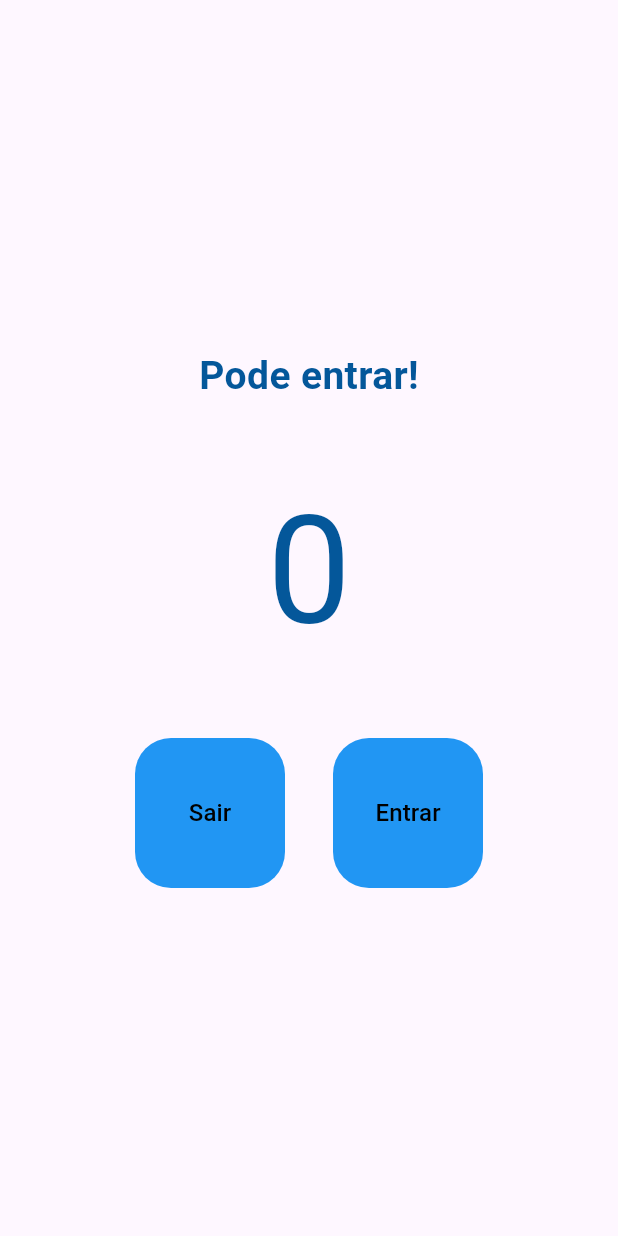
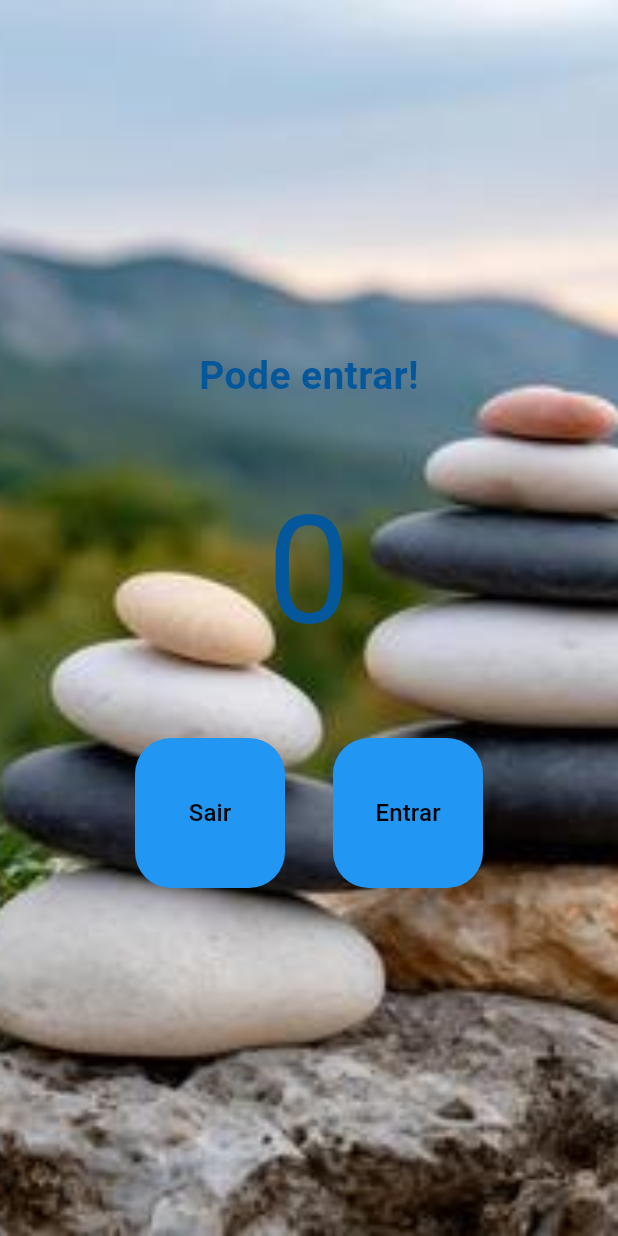
Before and after one commit to Oravlin/Trabalho_PAM_resenha, a Flutter app: the screen it shows after launch, after a tap on "Sair", on a phone screen of 412 x 824 dp. Run offline on Flutter 3.47's test engine with Material 3 defaults, Android fonts, the phone set to English and light mode, and no system bars.

```diff
--- a/lib/main.dart
+++ b/lib/main.dart
@@ -11,27 +11,42 @@ class MyApp extends StatelessWidget{
   const MyApp({super.key});
 
   @override
-  Widget build(BuildContext content){
+  Widget build(BuildContext context){
     return MaterialApp(
       home: HomePage(),
     );
   }
 }
 
-class HomePage extends StatelessWidget {
-  const HomePage ({super.key});
+class HomePage extends StatefulWidget {
+  const HomePage({super.key});
+
+  @override
+  State<HomePage> createState() => _HomePageState();
+}
+
+class _HomePageState extends State<HomePage> {
+  int contador = 0;
 
   void decrement(){
-    print("decrement");
+    contador--;
+    print(contador);
   }
   void increment(){
-    print("increment");
+    contador++;
+    print(contador);
   }
 
-@override
-Widget build(BuildContext context) {
+  @override
+  Widget build(BuildContext context) {
   return Scaffold(
-    body: Column(
+   body: Container(
+    decoration: BoxDecoration(
+      image: DecorationImage(image: AssetImage('assets/images/fundo_resenha1.jpg'),
+      fit: BoxFit.cover,
+      ),
+    ),
+    child: Column(
       mainAxisAlignment: MainAxisAlignment.center,
       children:[
         Text('Pode entrar!',
@@ -41,8 +56,9 @@ Widget build(BuildContext context) {
           fontWeight: FontWeight.w700
         ),
       ),
-      const Padding(padding: EdgeInsets.all(40),
-       child: Text('0',
+      Padding(padding: EdgeInsets.all(40),
+       child: Text(
+        '$contador',
         style: TextStyle(
           fontSize: 100,
           color: Color.fromARGB(255,4,87,154),
@@ -78,6 +94,7 @@ Widget build(BuildContext context) {
                 borderRadius: BorderRadius.circular(24)
               )
             ),
+
             child: Text("Entrar",
             style: TextStyle(
               color: Colors.black,
@@ -89,6 +106,7 @@ Widget build(BuildContext context) {
         ),
       ],
     ),
+   ),
   );
   }
 }
--- a/pubspec.yaml
+++ b/pubspec.yaml
@@ -58,9 +58,10 @@ flutter:
   uses-material-design: true
 
   # To add assets to your application, add an assets section, like this:
-  # assets:
+  assets:
   #   - images/a_dot_burr.jpeg
   #   - images/a_dot_ham.jpeg
+      - assets/images/fundo_resenha1.jpg
 
   # An image asset can refer to one or more resolution-specific "variants", see
   # https://flutter.dev/to/resolution-aware-images
```
Also changed, not shown: assets/images/fundo_resenha1.jpg (added).
